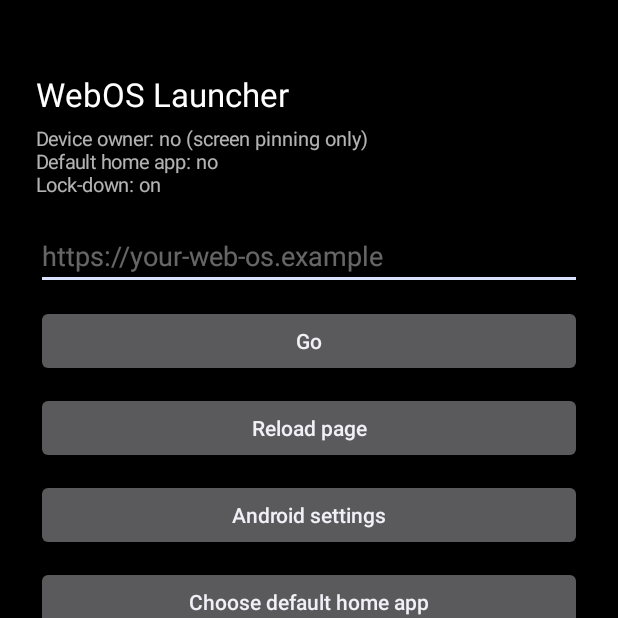
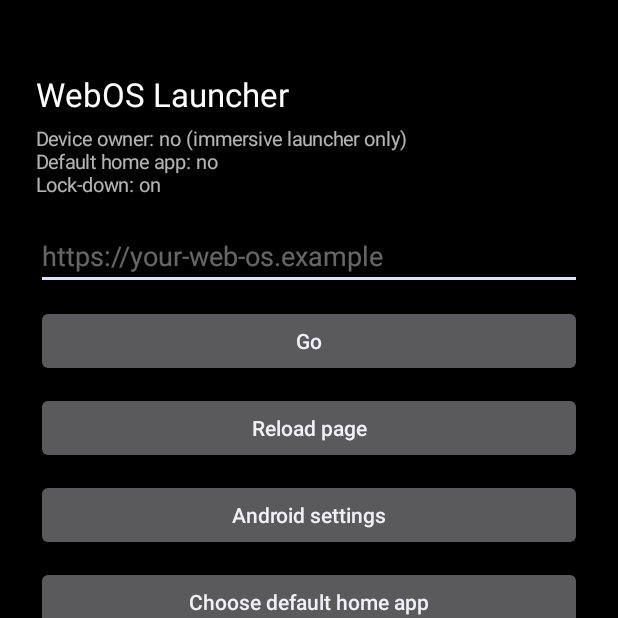
Before and after one commit to Asklyapp/sl, an Android app: the screen it shows after launch (MainActivity), on a phone screen of 412 x 824 dp, the top half of it. Run offline under Robolectric (Android 15) with nearby library versions, the phone set to English and light mode, and no system bars; libraries missing offline, so code that uses them is left out: org.mozilla.geckoview; 15 statements that could not run were skipped.

Commit message:
Release update

```diff
--- a/app/src/main/java/com/webos/launcher/Kiosk.java
+++ b/app/src/main/java/com/webos/launcher/Kiosk.java
@@ -20,7 +20,7 @@ import android.view.WindowInsetsController;
  *  - Always: immersive fullscreen (status + navigation bar hidden).
  *  - Device Owner (set with adb or root): real lock-task kiosk. No status bar, no notification
  *    shade, no home/recents, no power menu, no lock screen, permanent default launcher.
- *  - Not Device Owner: falls back to Android "screen pinning".
+ *  - Not Device Owner: no pinning, just the immersive home launcher.
  */
 final class Kiosk {
     private static final String TAG = "WebOSKiosk";
@@ -81,11 +81,15 @@ final class Kiosk {
 
     static void engage(Activity a) {
         hideSystemUi(a);
+        // Lock task only as Device Owner (silent). Without it Android would show the
+        // "screen pinning" prompt, so we just stay an immersive home launcher instead.
+        if (!isOwner(a)) return;
         applyPolicies(a);
         try { a.startLockTask(); } catch (Throwable t) { Log.w(TAG, "startLockTask " + t); }
     }
 
     static void disengage(Activity a) {
+        if (!isOwner(a)) return;
         try { a.stopLockTask(); } catch (Throwable t) { Log.w(TAG, "stopLockTask " + t); }
     }
 
--- a/app/src/main/java/com/webos/launcher/MainActivity.java
+++ b/app/src/main/java/com/webos/launcher/MainActivity.java
@@ -748,7 +748,7 @@ public class MainActivity extends Activity implements AdminPanel.Listener {
     private void togglePanel() { if (panel.isOpen()) closePanel(); else openPanel(); }
 
     private void openPanel() {
-        String s = "Device owner: " + (Kiosk.isOwner(this) ? "yes (full lock-down)" : "no (screen pinning only)")
+        String s = "Device owner: " + (Kiosk.isOwner(this) ? "yes (full lock-down)" : "no (immersive launcher only)")
                 + "\nDefault home app: " + (isDefaultHome() ? "yes" : "no")
                 + "\nLock-down: " + (kioskEnabled ? "on" : "paused");
         geckoView.clearFocus();
```
Also changed, not shown: 1 other file.
